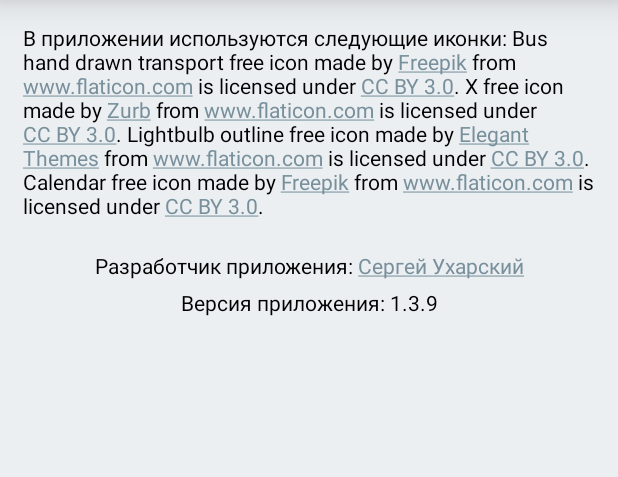
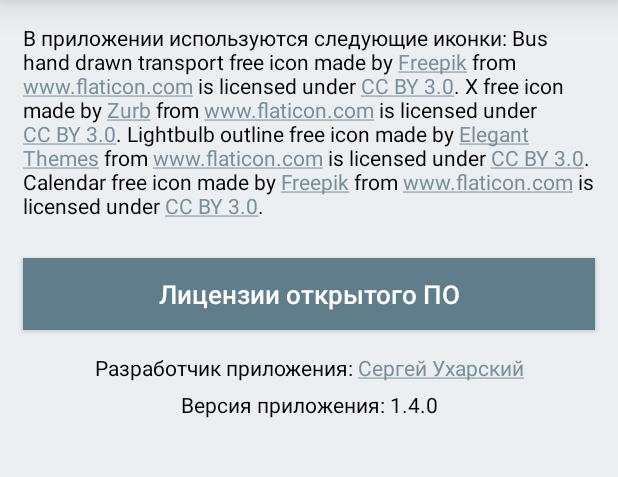
Before and after one commit to Sergey-NT/Avtovokzal, an Android app: the AboutActivity screen opened directly, with no data from a screen before it, on a phone screen of 412 x 824 dp, the part 84-561 px from its top. Run offline under Robolectric (Android 15) with nearby library versions, the phone set to English and light mode, and no system bars; our stand-ins replace AdMob; libraries missing offline, so code that uses them is left out: com.mikepenz.google_material_typeface_library, com.mikepenz.materialdrawer, de.psdev.licensesdialog; network calls fail; 5 statements that could not run were skipped.

Commit message:
Add licenses dialog Add send version application to DB

```diff
--- a/app/app/src/main/java/com/www/avtovokzal/org/AboutActivity.java
+++ b/app/app/src/main/java/com/www/avtovokzal/org/AboutActivity.java
@@ -5,13 +5,17 @@ import android.content.Intent;
 import android.os.Bundle;
 import android.text.method.LinkMovementMethod;
 import android.view.View;
+import android.widget.Button;
 import android.widget.TextView;
 
 import com.google.android.gms.analytics.GoogleAnalytics;
+import com.google.android.gms.analytics.HitBuilders;
 import com.google.android.gms.analytics.Tracker;
 import com.mikepenz.materialdrawer.Drawer;
 import com.mikepenz.materialdrawer.DrawerBuilder;
 import com.mikepenz.materialdrawer.model.interfaces.IDrawerItem;
+
+import de.psdev.licensesdialog.LicensesDialog;
 
 public class AboutActivity extends AppCompatSettingsActivity {
 
@@ -27,6 +31,9 @@ public class AboutActivity extends AppCompatSettingsActivity {
         // Google Analytics
         Tracker t = ((AppController) getApplication()).getTracker(AppController.TrackerName.APP_TRACKER);
         t.enableAdvertisingIdCollection(true);
+
+        Button btnLicense = (Button) findViewById(R.id.btnLicense);
+        btnLicense.setTransformationMethod(null);
 
         // Переменная, отвечает за работу с настройками
         settings = getSharedPreferences(APP_PREFERENCES, Context.MODE_PRIVATE);
@@ -51,6 +58,20 @@ public class AboutActivity extends AppCompatSettingsActivity {
 
         initializeToolbar(R.string.app_name, R.string.menu_about);
         initializeNavigationDrawer();
+    }
+
+    public void btnLicenseOnClick (View view) {
+        // Google Analytics
+        Tracker t = ((AppController) getApplication()).getTracker(AppController.TrackerName.APP_TRACKER);
+        t.send(new HitBuilders.EventBuilder()
+                .setCategory(getString(R.string.analytics_category_button))
+                .setAction(getString(R.string.analytics_action_license))
+                .build());
+
+        new LicensesDialog.Builder(this)
+                .setNotices(R.raw.notices)
+                .build()
+                .showAppCompat();
     }
 
     private void initializeNavigationDrawer() {
--- a/app/app/src/main/res/layout/activity_about.xml
+++ b/app/app/src/main/res/layout/activity_about.xml
@@ -31,6 +31,22 @@
                 android:textColor="@color/text_color"
                 android:textColorLink="@color/text_color_link" />
 
+            <Button
+                android:id="@+id/btnLicense"
+                android:onClick="btnLicenseOnClick"
+                android:layout_width="match_parent"
+                android:layout_height="wrap_content"
+                android:layout_marginTop="10sp"
+                android:layout_marginBottom="10sp"
+                android:layout_marginLeft="15sp"
+                android:layout_marginRight="15sp"
+                android:layout_gravity="center"
+                android:background="@color/primary"
+                android:padding="10sp"
+                android:text="@string/button_license"
+                android:textSize="17sp"
+                android:textColor="@color/text_color_white" />
+
             <TextView
                 android:id="@+id/about_developer"
                 android:layout_width="match_parent"
--- a/app/app/src/main/res/values/strings.xml
+++ b/app/app/src/main/res/values/strings.xml
@@ -27,6 +27,7 @@
     <string name="button_next">Расписание на следующий день</string>
     <string name="button_feedback">Оставить отзыв</string>
     <string name="button_ads_disable">Отключить рекламу:</string>
+    <string name="button_license">Лицензии открытого ПО</string>
     <string name="no_items">Рейсы не найдены</string>
     <string name="menu_settings">Настройки</string>
     <string name="menu_about">О приложении</string>
@@ -47,7 +48,7 @@
     <string name="admob_activity">ca-app-pub-3253485608797245/6313884709</string>
     <string name="admob_interstitial">ca-app-pub-3253485608797245/9783238303</string>
     <string name="about_developer">Разработчик приложения: <a href="http://vk.com/id5170658" title="Сергей Ухарский">Сергей Ухарский</a></string>
-    <string name="about_version">Версия приложения: 1.3.9</string>
+    <string name="about_version">Версия приложения: 1.4.0</string>
     <string name="about_text">В приложении используются следующие иконки:
         Bus hand drawn transport free icon made by <a href="http://www.freepik.com" title="Freepik">Freepik</a> from <a href="http://www.flaticon.com" title="Flaticon">www.flaticon.com</a> is licensed under <a href="http://creativecommons.org/licenses/by/3.0/" title="Creative Commons BY 3.0">CC BY 3.0</a>.
         X free icon made by <a href="http://www.zurb.com" title="Zurb">Zurb</a> from <a href="http://www.flaticon.com" title="Flaticon">www.flaticon.com</a> is licensed under <a href="http://creativecommons.org/licenses/by/3.0/" title="Creative Commons BY 3.0">CC BY 3.0</a>.
@@ -68,6 +69,7 @@
     <string name="analytics_action_ads_disable">Отключение рекламы</string>
     <string name="analytics_action_feedback">Оставить отзыв</string>
     <string name="analytics_action_refresh">Повторное подключение</string>
+    <string name="analytics_action_license">Лицензии открытого ПО</string>
     <string name="analytics_action_listview_arrival_info">Arrival Info: расписание до остановки</string>
     <string name="analytics_action_listview_info">Info: расписание до остановки</string>
     <string name="analytics_action_dropdown_menu">Menu: выбор остановки по умолчанию</string>
```
Also changed, not shown: app/app/build.gradle (+4 -3 lines), app/app/src/main/java/com/www/avtovokzal/org/MainActivity.java (+17 -3 lines), app/app/src/main/res/raw/notices.xml (added, +33 -0 lines), 1 other file.
